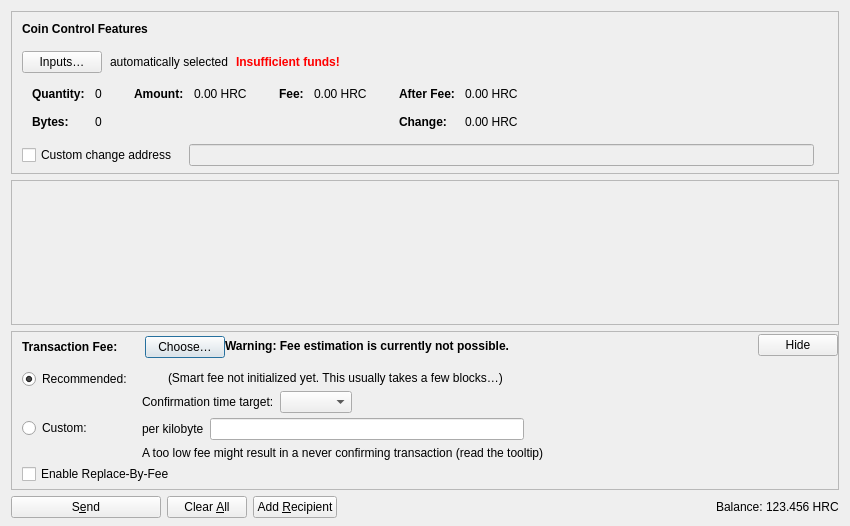
First picture: the form in src/qt/forms/sendcoinsdialog.ui, repository Hypercoin-PRJ/hypercoin, before the edit.
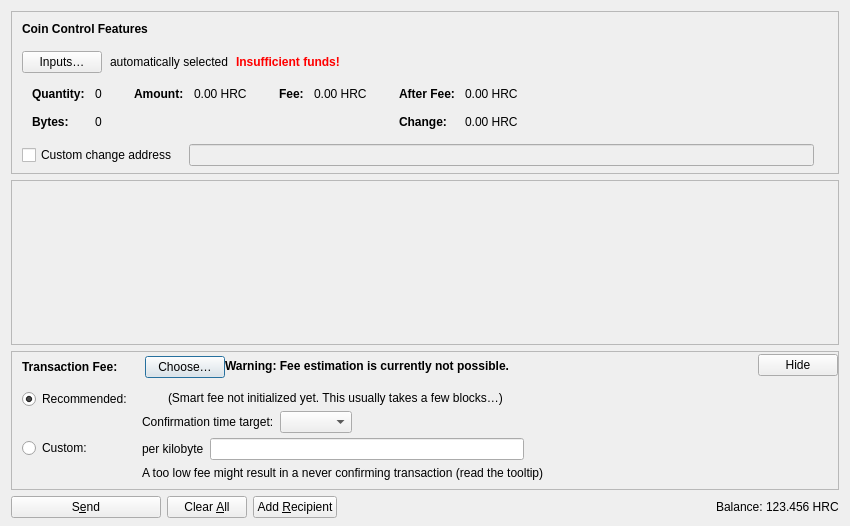
Second picture: the form after the edit. Icons and pictures are not drawn. Custom widgets are drawn as their Qt base class.

```diff
--- a/src/qt/forms/sendcoinsdialog.ui
+++ b/src/qt/forms/sendcoinsdialog.ui
@@ -1049,16 +1049,6 @@
              </item>
             </layout>
            </item>
-           <item>
-            <widget class="QCheckBox" name="optInRBF">
-             <property name="text">
-              <string>Enable Replace-By-Fee</string>
-             </property>
-             <property name="toolTip">
-              <string>With Replace-By-Fee (BIP-125) you can increase a transaction's fee after it is sent. Without this, a higher fee may be recommended to compensate for increased transaction delay risk.</string>
-             </property>
-            </widget>
-           </item>
           </layout>
          </widget>
         </item>
```
